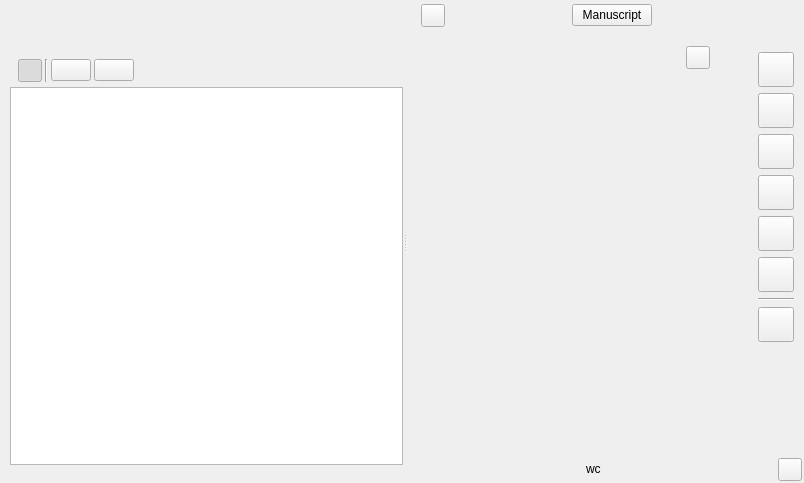
Qt form ui/manuscript_view.ui (plotlyst/plotlyst-app) before a commit.
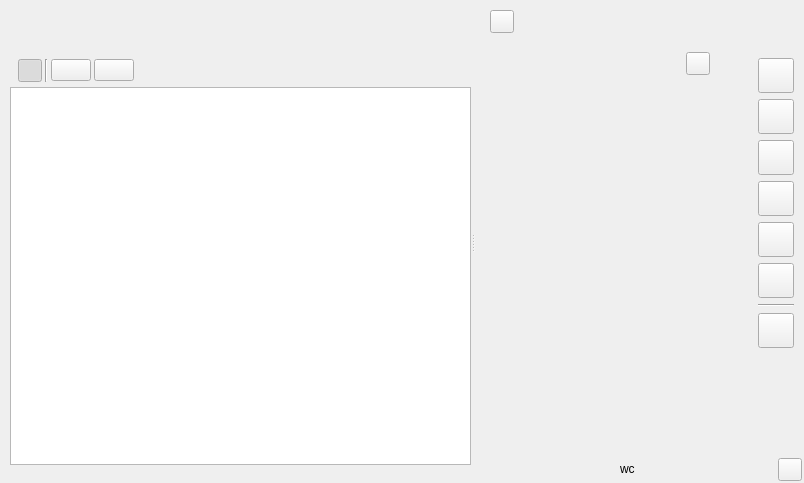
The same form after that commit. Custom widgets are drawn as their Qt base class.

Commit message: Slightly refactor manuscript panel layout

Diff of the .ui file:
```diff
--- a/ui/manuscript_view.ui
+++ b/ui/manuscript_view.ui
@@ -13,7 +13,7 @@
   <property name="windowTitle">
    <string>Form</string>
   </property>
-  <layout class="QVBoxLayout" name="verticalLayout_9">
+  <layout class="QVBoxLayout" name="verticalLayout_7">
    <property name="spacing">
     <number>0</number>
    </property>
@@ -218,6 +218,73 @@
        </item>
       </layout>
      </widget>
+     <widget class="QWidget" name="widget_2" native="true">
+      <layout class="QVBoxLayout" name="verticalLayout_6">
+       <property name="spacing">
+        <number>0</number>
+       </property>
+       <property name="leftMargin">
+        <number>0</number>
+       </property>
+       <property name="topMargin">
+        <number>0</number>
+       </property>
+       <property name="rightMargin">
+        <number>0</number>
+       </property>
+       <property name="bottomMargin">
+        <number>0</number>
+       </property>
+       <item>
+        <widget class="QFrame" name="wdgTop">
+         <property name="frameShape">
+          <enum>QFrame::NoFrame</enum>
+         </property>
+         <property name="frameShadow">
+          <enum>QFrame::Sunken</enum>
+         </property>
+         <property name="relaxed-white-bg" stdset="0">
+          <bool>true</bool>
+         </property>
+         <layout class="QVBoxLayout" name="verticalLayout_16">
+          <property name="leftMargin">
+           <number>15</number>
+          </property>
+          <property name="topMargin">
+           <number>10</number>
+          </property>
+          <property name="rightMargin">
+           <number>5</number>
+          </property>
+          <property name="bottomMargin">
+           <number>0</number>
+          </property>
+          <item>
+           <widget class="QToolButton" name="btnTreeToggleSecondary">
+            <property name="cursor">
+             <cursorShape>PointingHandCursor</cursorShape>
+            </property>
+            <property name="toolTip">
+             <string>Toggle sidebar</string>
+            </property>
+            <property name="text">
+             <string/>
+            </property>
+            <property name="checkable">
+             <bool>true</bool>
+            </property>
+            <property name="checked">
+             <bool>false</bool>
+            </property>
+            <property name="transparent-circle-bg-on-hover" stdset="0">
+             <bool>true</bool>
+            </property>
+           </widget>
+          </item>
+         </layout>
+        </widget>
+       </item>
+       <item>
      <widget class="QStackedWidget" name="stackedWidget">
       <property name="styleSheet">
        <string notr="true">#pageDistractionFree {
@@ -252,118 +319,6 @@
         <property name="bottomMargin">
          <number>0</number>
         </property>
-        <item>
-         <widget class="QFrame" name="wdgTop">
-          <property name="frameShape">
-           <enum>QFrame::NoFrame</enum>
-          </property>
-          <property name="frameShadow">
-           <enum>QFrame::Sunken</enum>
-          </property>
-          <property name="relaxed-white-bg" stdset="0">
-           <bool>true</bool>
-          </property>
-          <layout class="QVBoxLayout" name="verticalLayout_16">
-           <property name="leftMargin">
-            <number>5</number>
-           </property>
-           <property name="topMargin">
-            <number>0</number>
-           </property>
-           <property name="rightMargin">
-            <number>5</number>
-           </property>
-           <property name="bottomMargin">
-            <number>0</number>
-           </property>
-           <item>
-            <widget class="QWidget" name="wdgTitle" native="true">
-             <property name="sizePolicy">
-              <sizepolicy hsizetype="Preferred" vsizetype="Maximum">
-               <horstretch>0</horstretch>
-               <verstretch>0</verstretch>
-              </sizepolicy>
-             </property>
-             <layout class="QHBoxLayout" name="horizontalLayout_3">
-              <property name="spacing">
-               <number>3</number>
-              </property>
-              <property name="leftMargin">
-               <number>9</number>
-              </property>
-              <property name="topMargin">
-               <number>4</number>
-              </property>
-              <property name="rightMargin">
-               <number>23</number>
-              </property>
-              <property name="bottomMargin">
-               <number>0</number>
-              </property>
-              <item alignment="Qt::AlignBottom">
-               <widget class="QToolButton" name="btnTreeToggleSecondary">
-                <property name="cursor">
-                 <cursorShape>PointingHandCursor</cursorShape>
-                </property>
-                <property name="toolTip">
-                 <string>Toggle sidebar</string>
-                </property>
-                <property name="text">
-                 <string/>
-                </property>
-                <property name="checkable">
-                 <bool>true</bool>
-                </property>
-                <property name="checked">
-                 <bool>false</bool>
-                </property>
-                <property name="transparent-circle-bg-on-hover" stdset="0">
-                 <bool>true</bool>
-                </property>
-               </widget>
-              </item>
-              <item>
-               <spacer name="horizontalSpacer_2">
-                <property name="orientation">
-                 <enum>Qt::Horizontal</enum>
-                </property>
-                <property name="sizeHint" stdset="0">
-                 <size>
-                  <width>40</width>
-                  <height>20</height>
-                 </size>
-                </property>
-               </spacer>
-              </item>
-              <item>
-               <widget class="QPushButton" name="btnManuscript">
-                <property name="text">
-                 <string>Manuscript</string>
-                </property>
-                <property name="transparent" stdset="0">
-                 <bool>true</bool>
-                </property>
-               </widget>
-              </item>
-              <item>
-               <spacer name="horizontalSpacer_3">
-                <property name="orientation">
-                 <enum>Qt::Horizontal</enum>
-                </property>
-                <property name="sizeHint" stdset="0">
-                 <size>
-                  <width>40</width>
-                  <height>20</height>
-                 </size>
-                </property>
-               </spacer>
-              </item>
-             </layout>
-            </widget>
-           </item>
-          </layout>
-         </widget>
-        </item>
         <item>
          <layout class="QHBoxLayout" name="horizontalLayout_2">
           <property name="spacing">
@@ -388,8 +343,8 @@
               <rect>
                <x>0</x>
                <y>0</y>
-               <width>277</width>
-               <height>400</height>
+                  <width>270</width>
+                  <height>394</height>
               </rect>
              </property>
              <property name="relaxed-white-bg" stdset="0">
@@ -929,68 +884,6 @@
         </item>
        </layout>
       </widget>
-      <widget class="QWidget" name="pageOverview">
-       <layout class="QVBoxLayout" name="verticalLayout_6">
-        <property name="spacing">
-         <number>3</number>
-        </property>
-        <property name="leftMargin">
-         <number>2</number>
-        </property>
-        <property name="topMargin">
-         <number>2</number>
-        </property>
-        <property name="rightMargin">
-         <number>2</number>
-        </property>
-        <property name="bottomMargin">
-         <number>2</number>
-        </property>
-        <item>
-         <widget class="QScrollArea" name="scrollArea">
-          <property name="widgetResizable">
-           <bool>true</bool>
-          </property>
-          <widget class="QWidget" name="scrollAreaWidgetContents">
-           <property name="geometry">
-            <rect>
-             <x>0</x>
-             <y>0</y>
-             <width>80</width>
-             <height>70</height>
-            </rect>
-           </property>
-           <property name="sizePolicy">
-            <sizepolicy hsizetype="Expanding" vsizetype="Expanding">
-             <horstretch>0</horstretch>
-             <verstretch>0</verstretch>
-            </sizepolicy>
-           </property>
-           <layout class="QVBoxLayout" name="verticalLayout_7">
-            <property name="spacing">
-             <number>0</number>
-            </property>
-            <property name="leftMargin">
-             <number>0</number>
-            </property>
-            <property name="topMargin">
-             <number>0</number>
-            </property>
-            <property name="rightMargin">
-             <number>0</number>
-            </property>
-            <property name="bottomMargin">
-             <number>0</number>
-            </property>
-            <item>
-             <widget class="ChartView" name="chartChaptersLength"/>
-            </item>
-           </layout>
-          </widget>
-         </widget>
-        </item>
-       </layout>
-      </widget>
       <widget class="QWidget" name="pageEmpty">
        <layout class="QVBoxLayout" name="verticalLayout_17">
         <property name="spacing">
@@ -1024,6 +917,9 @@
        </layout>
       </widget>
      </widget>
+       </item>
+      </layout>
+     </widget>
     </widget>
    </item>
   </layout>
@@ -1039,11 +935,6 @@
    <extends>QLabel</extends>
    <header>plotlyst.view.widget.display</header>
   </customwidget>
-  <customwidget>
-   <class>ChartView</class>
-   <extends>QGraphicsView</extends>
-   <header>plotlyst.view.widget.display</header>
-  </customwidget>
   <customwidget>
    <class>SceneStageButton</class>
    <extends>QToolButton</extends>
```
Left out of the diff: 2 changed lines with no effect on the pictures. Lines whose indentation alone changed are shown as unchanged. The commit also changes 1 other file.
